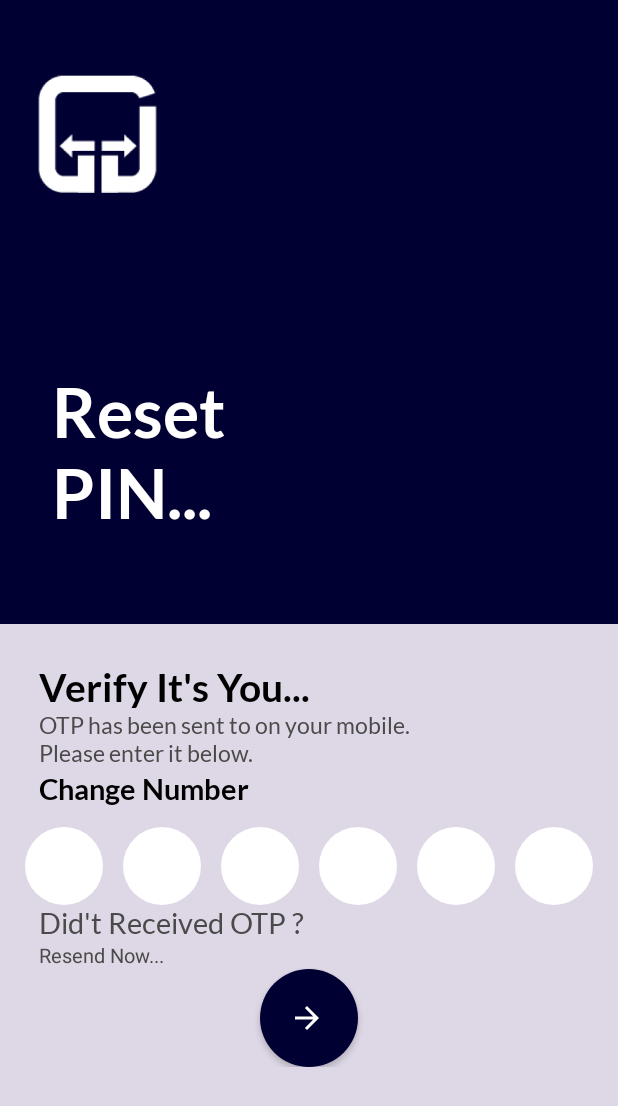
After one commit to HetalPatel1995/MyApplicationGet_Do, an Android app: the ResetOtpPin screen opened directly, with no data from a screen before it, on a phone screen of 412 x 824 dp. The commit adds this screen. Shown: the top 1106 px of the screen. Run offline under Robolectric (Android 15) with nearby library versions, the phone set to English and light mode, and no system bars; our stand-ins replace sdp/ssp sizes.

Commit message:
upadte in profile layout

```diff
--- a/app/build.gradle
+++ b/app/build.gradle
@@ -1,12 +1,12 @@
 apply plugin: 'com.android.application'
 
 android {
-    compileSdkVersion 29
+    compileSdkVersion 28
     buildToolsVersion "29.0.2"
     defaultConfig {
         applicationId "com.example.get_doapplication"
         minSdkVersion 16
-        targetSdkVersion 29
+        targetSdkVersion 28
         versionCode 1
         versionName "1.0"
         testInstrumentationRunner "androidx.test.runner.AndroidJUnitRunner"
@@ -23,6 +23,8 @@ dependencies {
     implementation fileTree(dir: 'libs', include: ['*.jar'])
     implementation 'androidx.appcompat:appcompat:1.1.0'
     implementation 'androidx.constraintlayout:constraintlayout:1.1.3'
+    implementation 'com.android.support:appcompat-v7:28.0.0'
+    implementation 'com.android.support.constraint:constraint-layout:1.1.3'
     testImplementation 'junit:junit:4.12'
     androidTestImplementation 'androidx.test.ext:junit:1.1.1'
     androidTestImplementation 'androidx.test.espresso:espresso-core:3.2.0'
--- a/app/src/main/AndroidManifest.xml
+++ b/app/src/main/AndroidManifest.xml
@@ -9,7 +9,11 @@
         android:roundIcon="@mipmap/ic_launcher_round"
         android:supportsRtl="true"
         android:theme="@style/AppTheme">
-        <activity android:name=".auth.ResetPin"></activity>
+        <activity android:name=".Activities.ProfileActivity"></activity>
+        <activity android:name=".resetPinActivity.ResetOtpPin" />
+        <activity android:name=".resetPinActivity.ResetPinOtp" />
+        <activity android:name=".ResetPin.ResetPinOtp" />
+        <activity android:name=".auth.ResetPin" />
         <activity android:name=".auth.LoginActivity" />
         <activity android:name=".SlidderActivity" />
         <activity
--- /dev/null
+++ b/app/src/main/java/com/example/get_doapplication/resetPinActivity/ResetOtpPin.java
@@ -0,0 +1,16 @@
+package com.example.get_doapplication.resetPinActivity;
+
+//import android.support.v7.app.AppCompatActivity;
+import androidx.appcompat.app.AppCompatActivity;
+import android.os.Bundle;
+
+import com.example.get_doapplication.R;
+
+public class ResetOtpPin extends AppCompatActivity {
+
+    @Override
+    protected void onCreate(Bundle savedInstanceState) {
+        super.onCreate(savedInstanceState);
+        setContentView(R.layout.activity_reset_otp_pin);
+    }
+}
--- a/app/src/main/java/com/example/get_doapplication/auth/ResetPin.java
+++ b/app/src/main/java/com/example/get_doapplication/resetPinActivity/ResetPin.java
@@ -1,4 +1,4 @@
-package com.example.get_doapplication.auth;
+package com.example.get_doapplication.resetPinActivity;
 
 import androidx.appcompat.app.AppCompatActivity;
 
--- /dev/null
+++ b/app/src/main/res/layout/activity_reset_otp_pin.xml
@@ -0,0 +1,210 @@
+<?xml version="1.0" encoding="utf-8"?>
+<LinearLayout xmlns:android="http://schemas.android.com/apk/res/android"
+    xmlns:app="http://schemas.android.com/apk/res-auto"
+    xmlns:tools="http://schemas.android.com/tools"
+    android:layout_width="match_parent"
+    android:layout_height="match_parent"
+    android:background="@color/back_color_activity"
+    android:orientation="vertical"
+    tools:context=".resetPinActivity.ResetOtpPin">
+
+    <LinearLayout
+        android:layout_width="match_parent"
+        android:layout_height="@dimen/_320sdp"
+        android:orientation="vertical"
+        android:background="@color/background_color">
+
+        <ImageView
+            android:layout_width="@dimen/_100sdp"
+            android:layout_height="@dimen/_100sdp"
+            android:layout_marginTop="@dimen/_20sdp"
+            android:src="@drawable/getdo"/>
+
+        <TextView
+            android:layout_width="match_parent"
+            android:layout_height="wrap_content"
+            android:layout_marginLeft="@dimen/_20sdp"
+            android:layout_marginTop="@dimen/_70sdp"
+            android:fontFamily="@font/lato_bold"
+            android:text=" Reset \n PIN..."
+            android:textColor="@color/white"
+            android:textSize="@dimen/_35sdp" />
+
+    </LinearLayout>
+
+    <ScrollView
+        android:layout_width="match_parent"
+        android:layout_height="wrap_content">
+
+        <LinearLayout
+            android:layout_width="match_parent"
+            android:layout_height="wrap_content"
+            android:orientation="vertical">
+
+            <TextView
+                android:layout_width="match_parent"
+                android:layout_height="wrap_content"
+                android:text="Verify It's You..."
+                android:fontFamily="@font/lato_bold"
+                android:textSize="@dimen/_20sdp"
+                android:textColor="@color/black"
+                android:layout_marginLeft="@dimen/_20sdp"
+                android:layout_marginTop="@dimen/_20sdp"
+                />
+
+            <TextView
+                android:layout_width="match_parent"
+                android:layout_height="wrap_content"
+                android:layout_marginLeft="@dimen/_20sdp"
+                android:fontFamily="@font/lato"
+                android:text="OTP has been sent to on your mobile. \nPlease enter it below."
+                android:textColor="@color/small_text"
+                android:textSize="@dimen/_12sdp" />
+
+            <TextView
+                android:layout_width="match_parent"
+                android:layout_height="wrap_content"
+                android:text="Change Number"
+                android:fontFamily="@font/lato_bold"
+                android:textSize="@dimen/_15sdp"
+                android:textColor="@color/black"
+                android:layout_marginLeft="@dimen/_20sdp"
+                android:layout_marginTop="@dimen/_2sdp"
+                />
+
+
+            <!--        <EditText-->
+            <!--            android:id="@+id/editTextCode"-->
+            <!--            android:layout_width="wrap_content"-->
+            <!--            android:layout_height="@dimen/_40sdp"-->
+            <!--            android:layout_marginBottom="@dimen/_5sdp"-->
+            <!--            android:ems="10"-->
+            <!--            android:layout_gravity="center"-->
+            <!--            android:hint="   OTP"-->
+            <!--            android:layout_marginTop="@dimen/_15sdp"-->
+            <!--            android:inputType="number"-->
+            <!--            android:background="@color/white"-->
+            <!--            android:textColorHint="@color/black2"-->
+            <!--            tools:layout_editor_absoluteX="85dp"-->
+            <!--            tools:layout_editor_absoluteY="57dp" />-->
+
+            <LinearLayout
+                android:id="@+id/PinCodeEditLayout"
+                android:layout_width="wrap_content"
+                android:layout_height="wrap_content"
+                android:layout_marginTop="@dimen/_10sdp"
+                android:layout_gravity="center"
+                android:orientation="horizontal">
+
+                <EditText
+                    android:id="@+id/PinCode1"
+                    android:layout_width="@dimen/_40sdp"
+                    android:layout_height="@dimen/_40sdp"
+                    android:layout_marginRight="@dimen/_10sdp"
+                    android:background="@drawable/round_edittext"
+                    android:gravity="center"
+                    android:inputType="number"
+                    android:maxLines="1"
+                    android:textColor="@color/black" />
+
+                <EditText
+                    android:id="@+id/PinCode2"
+                    android:layout_width="@dimen/_40sdp"
+                    android:layout_height="@dimen/_40sdp"
+                    android:layout_marginRight="@dimen/_10sdp"
+                    android:background="@drawable/round_edittext"
+                    android:inputType="number"
+                    android:gravity="center"
+                    android:textColor="@color/black" />
+
+                <EditText
+                    android:id="@+id/PinCode3"
+                    android:layout_width="@dimen/_40sdp"
+                    android:layout_height="@dimen/_40sdp"
+                    android:layout_marginRight="@dimen/_10sdp"
+                    android:background="@drawable/round_edittext"
+                    android:inputType="number"
+                    android:gravity="center"
+                    android:textColor="@color/black" />
+
+                <EditText
+                    android:id="@+id/PinCode4"
+                    android:layout_width="@dimen/_40sdp"
+                    android:layout_height="@dimen/_40sdp"
+                    android:background="@drawable/round_edittext"
+                    android:layout_marginRight="@dimen/_10sdp"
+                    android:inputType="number"
+                    android:gravity="center"
+                    android:textColor="@color/black" />
+
+                <EditText
+                    android:id="@+id/PinCode5"
+                    android:layout_width="@dimen/_40sdp"
+                    android:layout_height="@dimen/_40sdp"
+                    android:layout_marginRight="@dimen/_10sdp"
+                    android:background="@drawable/round_edittext"
+                    android:inputType="number"
+                    android:gravity="center"
+                    android:textColor="@color/black" />
+
+                <EditText
+                    android:id="@+id/PinCode6"
+                    android:layout_width="@dimen/_40sdp"
+                    android:layout_height="@dimen/_40sdp"
+                    android:background="@drawable/round_edittext"
+                    android:inputType="number"
+                    android:gravity="center"
+                    android:textColor="@color/black" />
+
+            </LinearLayout>
+
+            <TextView
+                android:id="@+id/ResendOtp"
+                android:layout_width="wrap_content"
+                android:layout_height="wrap_content"
+                android:text="Did't Received OTP ?"
+                android:layout_marginLeft="@dimen/_20sdp"
+                android:textSize="@dimen/_15sdp"
+                android:fontFamily="@font/lato"
+                android:textColor="@color/small_text"/>
+
+            <TextView
+                android:layout_width="wrap_content"
+                android:layout_height="wrap_content"
+                android:textColor="@color/small_text"
+                android:textSize="@dimen/_10sdp"
+                android:text="Resend Now..."
+                android:layout_marginLeft="@dimen/_20sdp"/>
+
+
+
+            <Button
+                android:id="@+id/OtpGenerate"
+                android:layout_width="@dimen/_50sdp"
+                android:layout_height="@dimen/_50sdp"
+                android:layout_gravity="center"
+                android:drawableStart="@drawable/ic_arrow_forward_white_24dp"
+                android:paddingLeft="@dimen/_15sdp"
+                android:paddingRight="@dimen/_20sdp"
+                android:background="@drawable/round_button"
+                android:drawableLeft="@drawable/ic_arrow_forward_white_24dp" />
+
+
+            <ProgressBar
+                android:id="@+id/progressbar"
+                style="?android:attr/progressBarStyle"
+                android:layout_width="55dp"
+                android:layout_height="55dp"
+                android:layout_gravity="center"
+                android:layout_below="@+id/editTextCode"
+                android:layout_centerHorizontal="true"
+                android:layout_marginTop="-214dp"
+                android:visibility="gone"/>
+
+
+        </LinearLayout>
+
+    </ScrollView>
+
+
+</LinearLayout>
--- a/app/src/main/res/layout/activity_reset_pin.xml
+++ b/app/src/main/res/layout/activity_reset_pin.xml
@@ -35,6 +35,7 @@
     <LinearLayout
         android:layout_width="match_parent"
         android:orientation="vertical"
+        android:layout_marginLeft="@dimen/_10sdp"
         android:layout_height="wrap_content">
 
         <TextView
@@ -60,7 +61,7 @@
             android:layout_width="wrap_content"
             android:layout_height="wrap_content"
             android:layout_marginTop="@dimen/_30sdp"
-            android:layout_gravity="center"
+            android:layout_marginLeft="@dimen/_20sdp"
             android:orientation="horizontal">
 
             <EditText
--- a/app/src/main/res/values/colors.xml
+++ b/app/src/main/res/values/colors.xml
@@ -12,6 +12,9 @@
     <color name="black2">#929191</color>
     <color name="small_text">#4B4949</color>
     <color name="forgot">#585757</color>
+
+    <color name="success">#42941D</color>
+    <color name="change">#881F22</color>
 
     <!-- dots inactive colors -->
     <color name="dot_dark_screen1">#B7BBBA</color>
```
Also changed, not shown: app/src/main/java/com/example/get_doapplication/Activities/ProfileActivity.java (added, +16 -0 lines), app/src/main/res/drawable/corner_round.xml (added, +7 -0 lines), app/src/main/res/drawable/profile_layout.xml (added, +19 -0 lines), app/src/main/res/layout/activity_profile.xml (added, +170 -0 lines), app/src/main/res/layout/do_intro_slidder.xml (+15 -8 lines), app/src/main/res/layout/get_intro_slidder.xml (+15 -8 lines), app/src/main/res/drawable/profile.png (added), app/src/main/res/drawable/trvel_get_do.png (added), app/src/main/res/values/strings.xml (line endings or trailing spaces).
